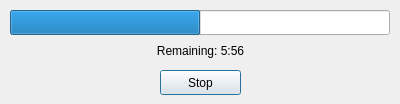
mikoro/orientview, file src/EncodeWindow.ui: the form before one commit.
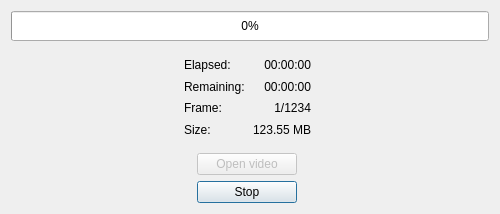
The form after the commit. Icons and pictures are not drawn.

Commit message: Redesigned EncodeWindow UI

What changed in the file:
```diff
--- a/src/EncodeWindow.ui
+++ b/src/EncodeWindow.ui
@@ -6,20 +6,20 @@
    <rect>
     <x>0</x>
     <y>0</y>
-    <width>400</width>
-    <height>104</height>
+    <width>500</width>
+    <height>214</height>
    </rect>
   </property>
   <property name="minimumSize">
    <size>
-    <width>400</width>
-    <height>104</height>
+    <width>0</width>
+    <height>214</height>
    </size>
   </property>
   <property name="maximumSize">
    <size>
-    <width>400</width>
-    <height>104</height>
+    <width>99999</width>
+    <height>214</height>
    </size>
   </property>
   <property name="windowTitle">
@@ -29,63 +29,266 @@
    <iconset resource="MainView.qrc">
     <normaloff>:/MainView/misc/orientview.ico</normaloff>:/MainView/misc/orientview.ico</iconset>
   </property>
-  <widget class="QProgressBar" name="progressBar">
-   <property name="geometry">
-    <rect>
-     <x>10</x>
-     <y>10</y>
-     <width>380</width>
-     <height>25</height>
-    </rect>
-   </property>
-   <property name="maximum">
-    <number>1000</number>
-   </property>
-   <property name="value">
-    <number>500</number>
-   </property>
-   <property name="textVisible">
-    <bool>false</bool>
-   </property>
-   <property name="orientation">
-    <enum>Qt::Horizontal</enum>
-   </property>
-   <property name="invertedAppearance">
-    <bool>false</bool>
-   </property>
-   <property name="textDirection">
-    <enum>QProgressBar::TopToBottom</enum>
-   </property>
-  </widget>
-  <widget class="QPushButton" name="pushButtonStop">
-   <property name="geometry">
-    <rect>
-     <x>160</x>
-     <y>70</y>
-     <width>81</width>
-     <height>25</height>
-    </rect>
-   </property>
-   <property name="text">
-    <string>Stop</string>
-   </property>
-  </widget>
-  <widget class="QLabel" name="labelRemaining">
-   <property name="geometry">
-    <rect>
-     <x>10</x>
-     <y>36</y>
-     <width>381</width>
-     <height>30</height>
-    </rect>
-   </property>
-   <property name="text">
-    <string>Remaining: 5:56</string>
-   </property>
-   <property name="alignment">
-    <set>Qt::AlignCenter</set>
-   </property>
-  </widget>
+  <layout class="QGridLayout" name="gridLayout">
+   <item row="3" column="1">
+    <widget class="QLabel" name="label">
+     <property name="minimumSize">
+      <size>
+       <width>60</width>
+       <height>0</height>
+      </size>
+     </property>
+     <property name="maximumSize">
+      <size>
+       <width>16777215</width>
+       <height>16777215</height>
+      </size>
+     </property>
+     <property name="text">
+      <string>Elapsed:</string>
+     </property>
+    </widget>
+   </item>
+   <item row="4" column="1">
+    <widget class="QLabel" name="label_2">
+     <property name="minimumSize">
+      <size>
+       <width>60</width>
+       <height>0</height>
+      </size>
+     </property>
+     <property name="maximumSize">
+      <size>
+       <width>16777215</width>
+       <height>16777215</height>
+      </size>
+     </property>
+     <property name="text">
+      <string>Remaining:</string>
+     </property>
+    </widget>
+   </item>
+   <item row="4" column="2">
+    <widget class="QLabel" name="labelRemaining">
+     <property name="minimumSize">
+      <size>
+       <width>60</width>
+       <height>0</height>
+      </size>
+     </property>
+     <property name="text">
+      <string>00:00:00</string>
+     </property>
+     <property name="alignment">
+      <set>Qt::AlignRight|Qt::AlignTrailing|Qt::AlignVCenter</set>
+     </property>
+    </widget>
+   </item>
+   <item row="5" column="2">
+    <widget class="QLabel" name="labelFrame">
+     <property name="minimumSize">
+      <size>
+       <width>60</width>
+       <height>0</height>
+      </size>
+     </property>
+     <property name="text">
+      <string>1/1234</string>
+     </property>
+     <property name="alignment">
+      <set>Qt::AlignRight|Qt::AlignTrailing|Qt::AlignVCenter</set>
+     </property>
+    </widget>
+   </item>
+   <item row="6" column="1">
+    <widget class="QLabel" name="label_4">
+     <property name="minimumSize">
+      <size>
+       <width>60</width>
+       <height>0</height>
+      </size>
+     </property>
+     <property name="maximumSize">
+      <size>
+       <width>16777215</width>
+       <height>16777215</height>
+      </size>
+     </property>
+     <property name="text">
+      <string>Size:</string>
+     </property>
+    </widget>
+   </item>
+   <item row="3" column="2">
+    <widget class="QLabel" name="labelElapsed">
+     <property name="minimumSize">
+      <size>
+       <width>60</width>
+       <height>0</height>
+      </size>
+     </property>
+     <property name="text">
+      <string>00:00:00</string>
+     </property>
+     <property name="alignment">
+      <set>Qt::AlignRight|Qt::AlignTrailing|Qt::AlignVCenter</set>
+     </property>
+    </widget>
+   </item>
+   <item row="5" column="1">
+    <widget class="QLabel" name="label_3">
+     <property name="minimumSize">
+      <size>
+       <width>60</width>
+       <height>0</height>
+      </size>
+     </property>
+     <property name="maximumSize">
+      <size>
+       <width>16777215</width>
+       <height>16777215</height>
+      </size>
+     </property>
+     <property name="text">
+      <string>Frame:</string>
+     </property>
+    </widget>
+   </item>
+   <item row="6" column="2">
+    <widget class="QLabel" name="labelSize">
+     <property name="minimumSize">
+      <size>
+       <width>60</width>
+       <height>0</height>
+      </size>
+     </property>
+     <property name="text">
+      <string>123.55 MB</string>
+     </property>
+     <property name="alignment">
+      <set>Qt::AlignRight|Qt::AlignTrailing|Qt::AlignVCenter</set>
+     </property>
+    </widget>
+   </item>
+   <item row="3" column="0" rowspan="2">
+    <spacer name="horizontalSpacer">
+     <property name="orientation">
+      <enum>Qt::Horizontal</enum>
+     </property>
+     <property name="sizeHint" stdset="0">
+      <size>
+       <width>40</width>
+       <height>20</height>
+      </size>
+     </property>
+    </spacer>
+   </item>
+   <item row="9" column="1" colspan="2" alignment="Qt::AlignHCenter">
+    <widget class="QPushButton" name="pushButtonStopClose">
+     <property name="minimumSize">
+      <size>
+       <width>100</width>
+       <height>0</height>
+      </size>
+     </property>
+     <property name="maximumSize">
+      <size>
+       <width>16777215</width>
+       <height>16777215</height>
+      </size>
+     </property>
+     <property name="text">
+      <string>Stop</string>
+     </property>
+    </widget>
+   </item>
+   <item row="8" column="1" colspan="2" alignment="Qt::AlignHCenter">
+    <widget class="QPushButton" name="pushButtonOpenVideo">
+     <property name="enabled">
+      <bool>false</bool>
+     </property>
+     <property name="minimumSize">
+      <size>
+       <width>100</width>
+       <height>0</height>
+      </size>
+     </property>
+     <property name="maximumSize">
+      <size>
+       <width>16777215</width>
+       <height>16777215</height>
+      </size>
+     </property>
+     <property name="text">
+      <string>Open video</string>
+     </property>
+    </widget>
+   </item>
+   <item row="3" column="4" rowspan="2">
+    <spacer name="horizontalSpacer_2">
+     <property name="orientation">
+      <enum>Qt::Horizontal</enum>
+     </property>
+     <property name="sizeHint" stdset="0">
+      <size>
+       <width>40</width>
+       <height>20</height>
+      </size>
+     </property>
+    </spacer>
+   </item>
+   <item row="0" column="0" colspan="5">
+    <widget class="QProgressBar" name="progressBarMain">
+     <property name="minimumSize">
+      <size>
+       <width>0</width>
+       <height>30</height>
+      </size>
+     </property>
+     <property name="styleSheet">
+      <string notr="true">text-align: center;</string>
+     </property>
+     <property name="maximum">
+      <number>1000</number>
+     </property>
+     <property name="value">
+      <number>0</number>
+     </property>
+    </widget>
+   </item>
+   <item row="1" column="1" colspan="2">
+    <spacer name="verticalSpacer">
+     <property name="orientation">
+      <enum>Qt::Vertical</enum>
+     </property>
+     <property name="sizeType">
+      <enum>QSizePolicy::Fixed</enum>
+     </property>
+     <property name="sizeHint" stdset="0">
+      <size>
+       <width>20</width>
+       <height>10</height>
+      </size>
+     </property>
+    </spacer>
+   </item>
+   <item row="7" column="1" colspan="2">
+    <spacer name="verticalSpacer_3">
+     <property name="orientation">
+      <enum>Qt::Vertical</enum>
+     </property>
+     <property name="sizeType">
+      <enum>QSizePolicy::Fixed</enum>
+     </property>
+     <property name="sizeHint" stdset="0">
+      <size>
+       <width>20</width>
+       <height>10</height>
+      </size>
+     </property>
+    </spacer>
+   </item>
+  </layout>
  </widget>
  <tabstops>
   <tabstop>pushButtonStop</tabstop>
```
Left out of the diff: 9 changed lines with no effect on the pictures. The commit also changes 10 other files.
